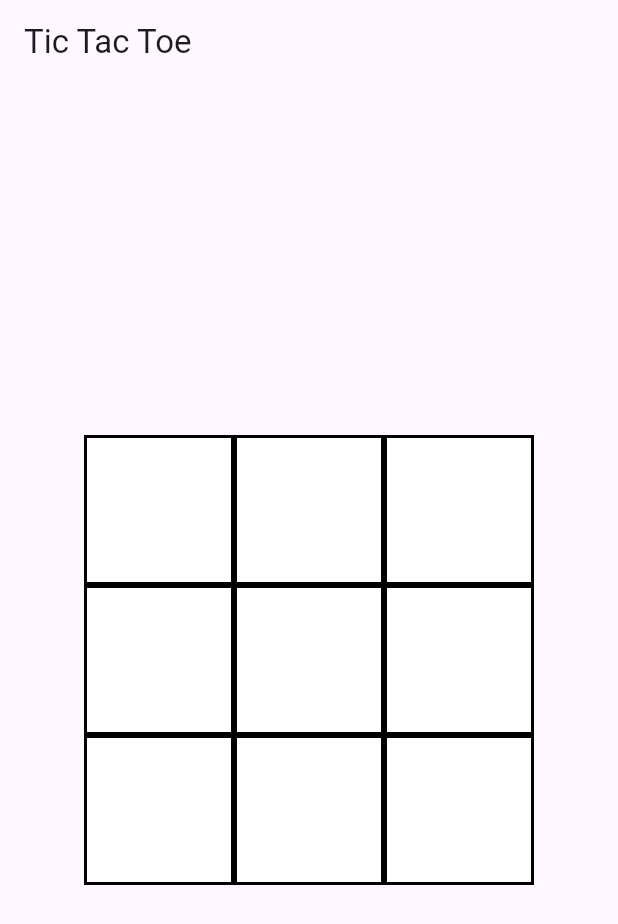
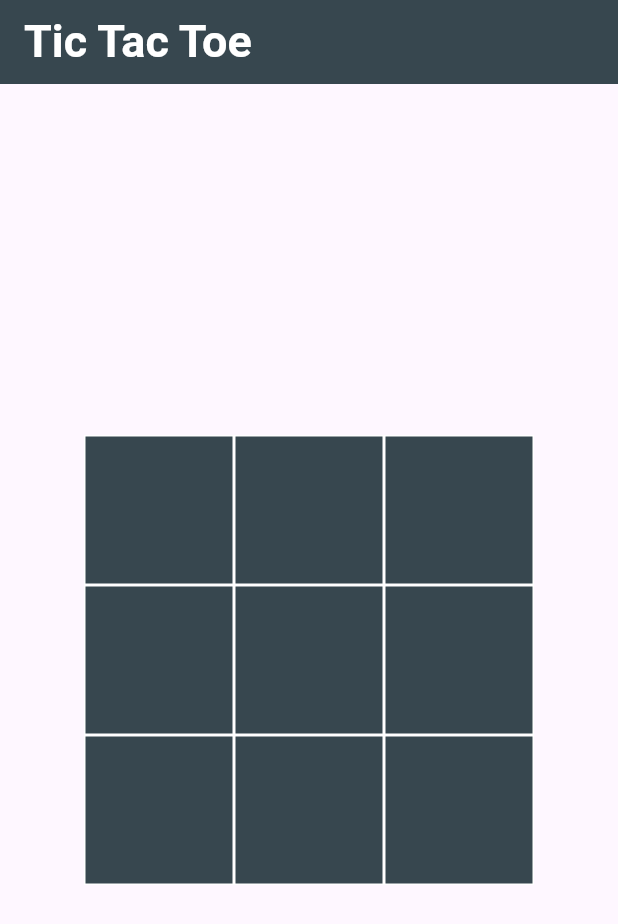
Before and after one commit to RamyaRAM-99/Flutter_Tic-Tac-Toe, a Flutter app: the screen it shows after launch, on a phone screen of 412 x 824 dp. Shown: the top 924 px of the screen. Run offline on Flutter 3.47's test engine with Material 3 defaults, Android fonts, the phone set to English and light mode, and no system bars.

Commit message:
001: Added Code for background

```diff
--- a/lib/main.dart
+++ b/lib/main.dart
@@ -23,11 +23,9 @@ class TicTacToeHomePage extends StatefulWidget {
 }
 
 class _TicTacToeHomePageState extends State<TicTacToeHomePage> {
-
-
   static const int gridSize = 3;
-  late List<List<String>> board;  // Initialize as late
-  late String currentPlayer;       // Initialize as late
+  late List<List<String>> board; // Initialize as late
+  late String currentPlayer; // Initialize as late
 
   @override
   void initState() {
@@ -55,15 +53,18 @@ class _TicTacToeHomePageState extends State<TicTacToeHomePage> {
     // Check rows and columns
     for (int i = 0; i < gridSize; i++) {
       if (board[i].every((cell) => cell == currentPlayer) ||
-          List.generate(gridSize, (j) => board[j][i]).every((cell) => cell == currentPlayer)) {
+          List.generate(gridSize, (j) => board[j][i])
+              .every((cell) => cell == currentPlayer)) {
         showWinnerDialog();
         return true;
       }
     }
 
     // Check diagonals
-    if (List.generate(gridSize, (i) => board[i][i]).every((cell) => cell == currentPlayer) ||
-        List.generate(gridSize, (i) => board[i][gridSize - i - 1]).every((cell) => cell == currentPlayer)) {
+    if (List.generate(gridSize, (i) => board[i][i])
+            .every((cell) => cell == currentPlayer) ||
+        List.generate(gridSize, (i) => board[i][gridSize - i - 1])
+            .every((cell) => cell == currentPlayer)) {
       showWinnerDialog();
       return true;
     }
@@ -81,10 +82,17 @@ class _TicTacToeHomePageState extends State<TicTacToeHomePage> {
     showDialog(
       context: context,
       builder: (context) => AlertDialog(
-        title: Text('Player $currentPlayer Wins!'),
+        title: Text(
+          'Player $currentPlayer Wins!',
+          style: TextStyle(color: Colors.black, fontSize: 16),
+        ),
         actions: [
           TextButton(
-            child: Text('Play Again'),
+            child: Text('Play Again',
+                style: TextStyle(
+                    color: Colors.black,
+                    fontWeight: FontWeight.bold,
+                    fontSize: 20)),
             onPressed: () {
               Navigator.of(context).pop();
               setState(() {
@@ -121,29 +129,34 @@ class _TicTacToeHomePageState extends State<TicTacToeHomePage> {
   Widget build(BuildContext context) {
     return Scaffold(
       appBar: AppBar(
-        title: Text('Tic Tac Toe'),
+        title: Text(
+          'Tic Tac Toe',
+          style: TextStyle(
+              fontWeight: FontWeight.bold, fontSize: 30, color: Colors.white),
+        ),
+        backgroundColor: Colors.blueGrey.shade800,
       ),
       body: Column(
         mainAxisAlignment: MainAxisAlignment.center,
         children: List.generate(
           gridSize,
-              (row) => Row(
+          (row) => Row(
             mainAxisAlignment: MainAxisAlignment.center,
             children: List.generate(
               gridSize,
-                  (col) => GestureDetector(
+              (col) => GestureDetector(
                 onTap: () => handleTap(row, col),
                 child: Container(
                   width: 100,
                   height: 100,
                   decoration: BoxDecoration(
-                    border: Border.all(color: Colors.black, width: 2),
-                    color: Colors.white,
+                    border: Border.all(color: Colors.white, width: 1),
+                    color: Colors.blueGrey.shade800,
                   ),
                   child: Center(
                     child: Text(
                       board[row][col],
-                      style: TextStyle(fontSize: 40, color: Colors.black),
+                      style: TextStyle(fontSize: 40, color: Colors.white),
                     ),
                   ),
                 ),
```
